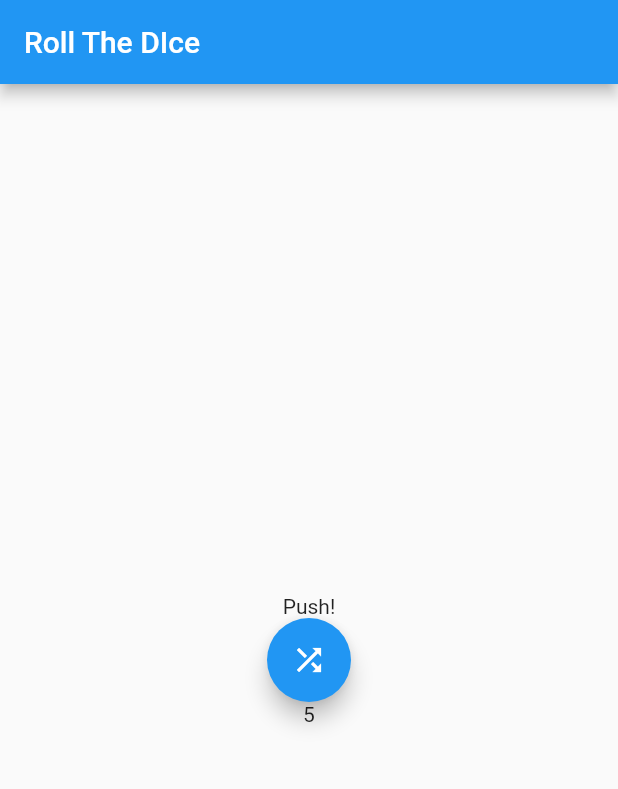
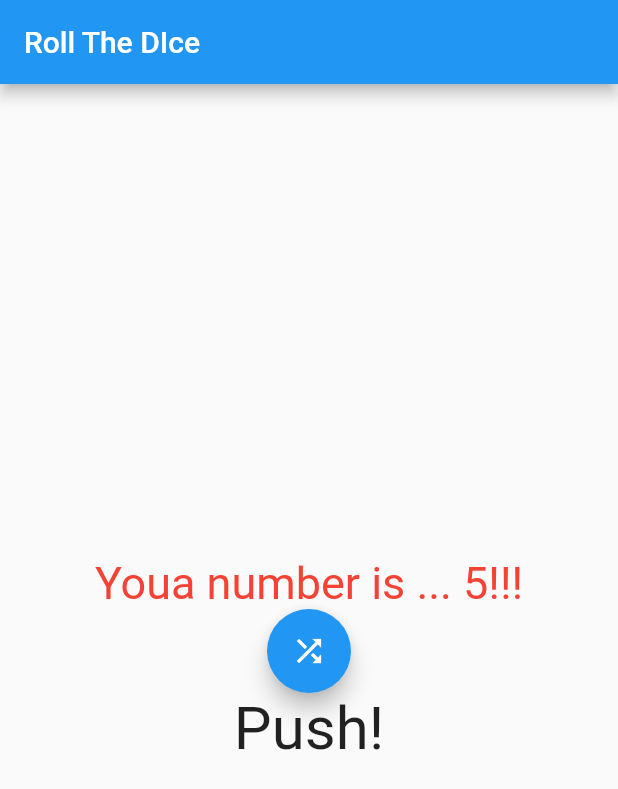
Before and after one commit to Taku0813/homework, a Flutter app: the screen it shows after launch, after a tap on the "shuffle" icon, on a phone screen of 412 x 824 dp. Shown: the top 789 px of the screen. Run offline on Flutter 3.47's test engine with Material 2 defaults, Android fonts, the phone set to English and light mode, and no system bars.

Commit message:
フォント変更

```diff
--- a/lib/main.dart
+++ b/lib/main.dart
@@ -49,14 +49,17 @@ class _MyHomePageState extends State<MyHomePage> {
         child: Column(
           mainAxisSize: MainAxisSize.min,
           children: <Widget>[
-            Text("Push!"),
+            Text('Youa number is ... $result!!!',
+              style: TextStyle(
+                fontSize: 30.0,
+                color: Colors.red
+              ),
+            ),
             FloatingActionButton(
               onPressed: _shuffle,
               child: Icon(Icons.shuffle),
             ),
-            Text(
-                '$result'
-            ),
+            Text("Push!",style: TextStyle(fontSize: 40.0),),
           ],
         ),
       ),
```
